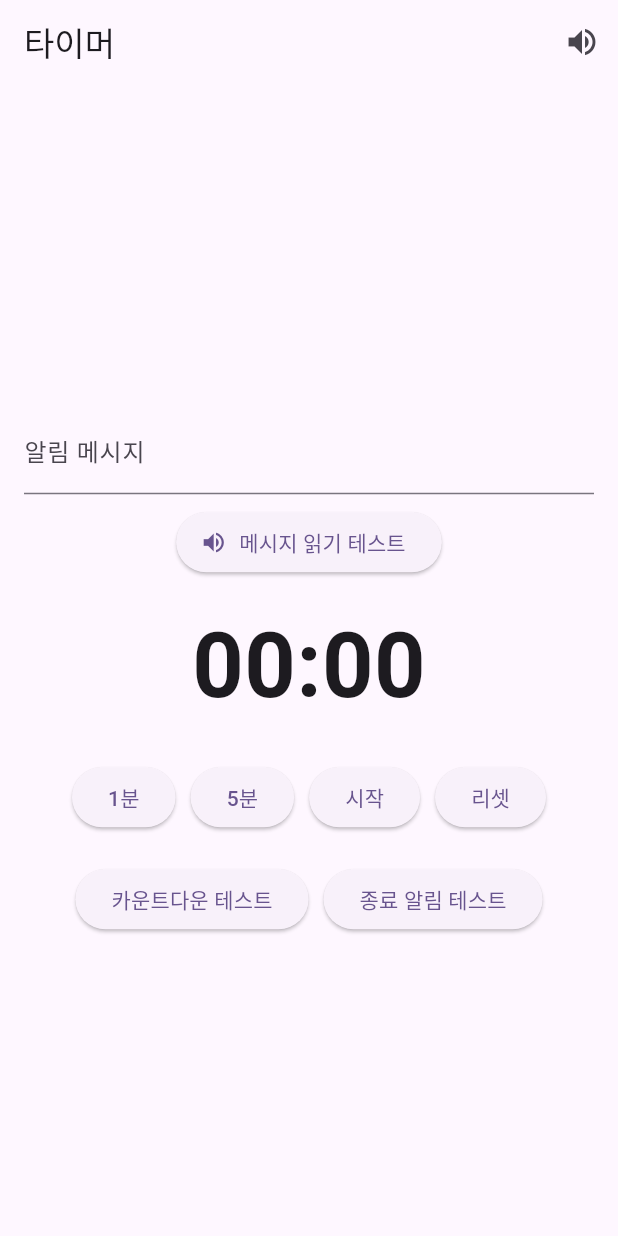
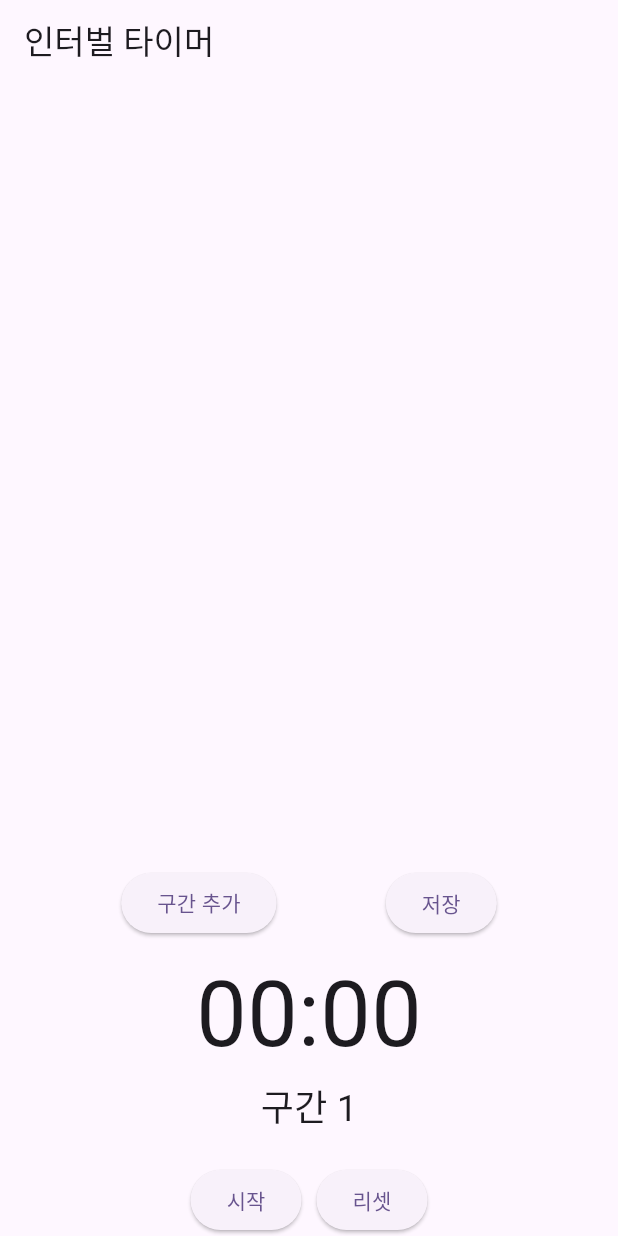
Before and after one commit to RunningLearner/my_interval_running, a Flutter app: the screen it shows after launch, on a phone screen of 412 x 824 dp. Run offline on Flutter 3.47's test engine with Material 3 defaults, Android fonts, the light colour scheme and no system bars; our stand-ins replace flutter_local_notifications, flutter_tts.

Commit message:
feat: 구간 추가 설정

```diff
--- a/lib/screens/timer_screen.dart
+++ b/lib/screens/timer_screen.dart
@@ -2,7 +2,6 @@ import 'package:flutter/material.dart';
 import 'package:my_interval_running/models/timer_state.dart';
 import 'package:my_interval_running/widgets/time_controls.dart';
 import 'package:my_interval_running/widgets/timer_display.dart';
-import 'package:flutter_tts/flutter_tts.dart';
 
 class TimerScreen extends StatefulWidget {
   const TimerScreen({super.key});
@@ -13,130 +12,104 @@ class TimerScreen extends StatefulWidget {
 
 class TimerScreenState extends State<TimerScreen> {
   final TimerState timerState = TimerState();
-  final TextEditingController _messageController = TextEditingController();
-  // 클래스 내부
-
-  //테스트 코드
-  final FlutterTts flutterTts = FlutterTts();
-
-  @override
-  void initState() {
-    super.initState();
-    _initTts();
-  }
-
-  Future<void> _initTts() async {
-    await flutterTts.setLanguage("ko-KR");
-    await flutterTts.setPitch(1.0);
-    await flutterTts.setSpeechRate(0.5);
-    await flutterTts.setVolume(1.0);
-  }
-
-  Future<void> _testTts() async {
-    print("테스트가 실행되었습니다");
-    String testMessage = _messageController.text.isEmpty
-        ? "TTS 테스트입니다"
-        : _messageController.text;
-    await flutterTts.speak(testMessage);
-  }
-  //테스트 코드
+  final List<TextEditingController> _messageControllers = [];
+  final List<TextEditingController> _timeControllers = [];
 
   @override
   void dispose() {
     timerState.dispose();
-    _messageController.dispose();
-    flutterTts.stop(); //테스트 코드
+    for (var controller in _messageControllers) {
+      controller.dispose();
+    }
+    for (var controller in _timeControllers) {
+      controller.dispose();
+    }
     super.dispose();
   }
 
-  // @override
-  // Widget build(BuildContext context) {
-  //   return Scaffold(
-  //     appBar: AppBar(
-  //       title: const Text('타이머'),
-  //     ),
-  //     body: Center(
-  //       child: Column(
-  //         mainAxisAlignment: MainAxisAlignment.center,
-  //         children: [
-  //           Padding(
-  //             padding: const EdgeInsets.all(16.0),
-  //             child: TextField(
-  //               controller: _messageController,
-  //               decoration: const InputDecoration(
-  //                 labelText: '알림 메시지',
-  //                 hintText: '타이머 종료시 표시할 메시지를 입력하세요',
-  //               ),
-  //               onChanged: (value) => timerState.setNotificationMessage(value),
-  //             ),
-  //           ),
-  //           TimerDisplay(timerState: timerState),
-  //           const SizedBox(height: 20),
-  //           TimerControls(timerState: timerState),
-  //         ],
-  //       ),
-  //     ),
-  //   );
-  // }
+  void _addInterval() {
+    setState(() {
+      _messageControllers.add(TextEditingController());
+      _timeControllers.add(TextEditingController());
+    });
+  }
 
+  void _saveIntervals() {
+    final intervals = <TimerInterval>[];
+
+    for (var i = 0; i < _messageControllers.length; i++) {
+      final seconds = int.tryParse(_timeControllers[i].text) ?? 0;
+      final message = _messageControllers[i].text;
+      if (seconds > 0) {
+        intervals.add(TimerInterval(seconds, message));
+      }
+    }
+
+    timerState.setIntervals(intervals);
+  }
+
+  @override
   Widget build(BuildContext context) {
     return Scaffold(
-      appBar: AppBar(
-        title: const Text('타이머'),
-        actions: [
-          IconButton(
-            icon: const Icon(Icons.volume_up),
-            onPressed: _testTts,
-            tooltip: 'TTS 테스트',
+      appBar: AppBar(title: const Text('인터벌 타이머')),
+      body: Column(
+        children: [
+          Expanded(
+            child: ListView.builder(
+              itemCount: _messageControllers.length,
+              itemBuilder: (context, index) {
+                return Padding(
+                  padding: const EdgeInsets.all(8.0),
+                  child: Row(
+                    children: [
+                      Expanded(
+                        flex: 1,
+                        child: TextField(
+                          controller: _timeControllers[index],
+                          decoration: const InputDecoration(
+                            labelText: '시간(초)',
+                            border: OutlineInputBorder(),
+                          ),
+                          keyboardType: TextInputType.number,
+                        ),
+                      ),
+                      const SizedBox(width: 8),
+                      Expanded(
+                        flex: 2,
+                        child: TextField(
+                          controller: _messageControllers[index],
+                          decoration: const InputDecoration(
+                            labelText: '알림 메시지',
+                            border: OutlineInputBorder(),
+                          ),
+                        ),
+                      ),
+                    ],
+                  ),
+                );
+              },
+            ),
           ),
-        ],
-      ),
-      body: Center(
-        child: Column(
-          mainAxisAlignment: MainAxisAlignment.center,
-          children: [
-            Padding(
-              padding: const EdgeInsets.all(16.0),
-              child: Column(
-                children: [
-                  TextField(
-                    controller: _messageController,
-                    decoration: const InputDecoration(
-                      labelText: '알림 메시지',
-                      hintText: '타이머 종료시 표시할 메시지를 입력하세요',
-                    ),
-                    onChanged: (value) =>
-                        timerState.setNotificationMessage(value),
-                  ),
-                  const SizedBox(height: 8),
-                  ElevatedButton.icon(
-                    onPressed: _testTts,
-                    icon: const Icon(Icons.volume_up),
-                    label: const Text('메시지 읽기 테스트'),
-                  ),
-                ],
-              ),
-            ),
-            TimerDisplay(timerState: timerState),
-            const SizedBox(height: 20),
-            TimerControls(timerState: timerState),
-            const SizedBox(height: 20),
-            Row(
-              mainAxisAlignment: MainAxisAlignment.center,
+          Padding(
+            padding: const EdgeInsets.all(8.0),
+            child: Row(
+              mainAxisAlignment: MainAxisAlignment.spaceEvenly,
               children: [
                 ElevatedButton(
-                  onPressed: () => flutterTts.speak("3, 2, 1, 시작"),
-                  child: const Text('카운트다운 테스트'),
+                  onPressed: _addInterval,
+                  child: const Text('구간 추가'),
                 ),
-                const SizedBox(width: 10),
                 ElevatedButton(
-                  onPressed: () => flutterTts.speak("타이머가 종료되었습니다"),
-                  child: const Text('종료 알림 테스트'),
+                  onPressed: _saveIntervals,
+                  child: const Text('저장'),
                 ),
               ],
             ),
-          ],
-        ),
+          ),
+          TimerDisplay(timerState: timerState),
+          const SizedBox(height: 20),
+          TimerControls(timerState: timerState),
+        ],
       ),
     );
   }
--- a/lib/widgets/time_controls.dart
+++ b/lib/widgets/time_controls.dart
@@ -1,4 +1,3 @@
-
 import 'package:flutter/material.dart';
 import 'package:my_interval_running/models/timer_state.dart';
 
@@ -17,16 +16,6 @@ class TimerControls extends StatelessWidget {
           mainAxisAlignment: MainAxisAlignment.center,
           children: [
             ElevatedButton(
-              onPressed: () => timerState.setTime(60),
-              child: const Text('1분'),
-            ),
-            const SizedBox(width: 10),
-            ElevatedButton(
-              onPressed: () => timerState.setTime(300),
-              child: const Text('5분'),
-            ),
-            const SizedBox(width: 10),
-            ElevatedButton(
               onPressed: isRunning ? timerState.stopTimer : timerState.startTimer,
               child: Text(isRunning ? '정지' : '시작'),
             ),
--- a/lib/widgets/timer_display.dart
+++ b/lib/widgets/timer_display.dart
@@ -1,4 +1,3 @@
-
 import 'package:flutter/material.dart';
 import 'package:my_interval_running/models/timer_state.dart';
 
@@ -7,19 +6,37 @@ class TimerDisplay extends StatelessWidget {
 
   const TimerDisplay({super.key, required this.timerState});
 
+  String _formatTime(int totalSeconds) {
+    final minutes = totalSeconds ~/ 60;
+    final seconds = totalSeconds % 60;
+    return '${minutes.toString().padLeft(2, '0')}:${seconds.toString().padLeft(2, '0')}';
+  }
+
   @override
   Widget build(BuildContext context) {
-    return StreamBuilder<int>(
-      stream: timerState.timeStream,
-      builder: (context, snapshot) {
-        final seconds = snapshot.data ?? 0;
-        final minutes = seconds ~/ 60;
-        final remainingSeconds = seconds % 60;
-        return Text(
-          '${minutes.toString().padLeft(2, '0')}:${remainingSeconds.toString().padLeft(2, '0')}',
-          style: const TextStyle(fontSize: 60, fontWeight: FontWeight.bold),
-        );
-      },
+    return Column(
+      children: [
+        StreamBuilder<int>(
+          stream: timerState.timeStream,
+          builder: (context, snapshot) {
+            final time = snapshot.data ?? 0;
+            return Text(
+              _formatTime(time),
+              style: const TextStyle(fontSize: 60),
+            );
+          },
+        ),
+        StreamBuilder<int>(
+          stream: timerState.currentIntervalStream,
+          builder: (context, snapshot) {
+            final currentInterval = snapshot.data ?? 0;
+            return Text(
+              '구간 ${currentInterval + 1}',
+              style: const TextStyle(fontSize: 24),
+            );
+          },
+        ),
+      ],
     );
   }
 }
```
Also changed, not shown: lib/models/timer_state.dart (+61 -20 lines).
